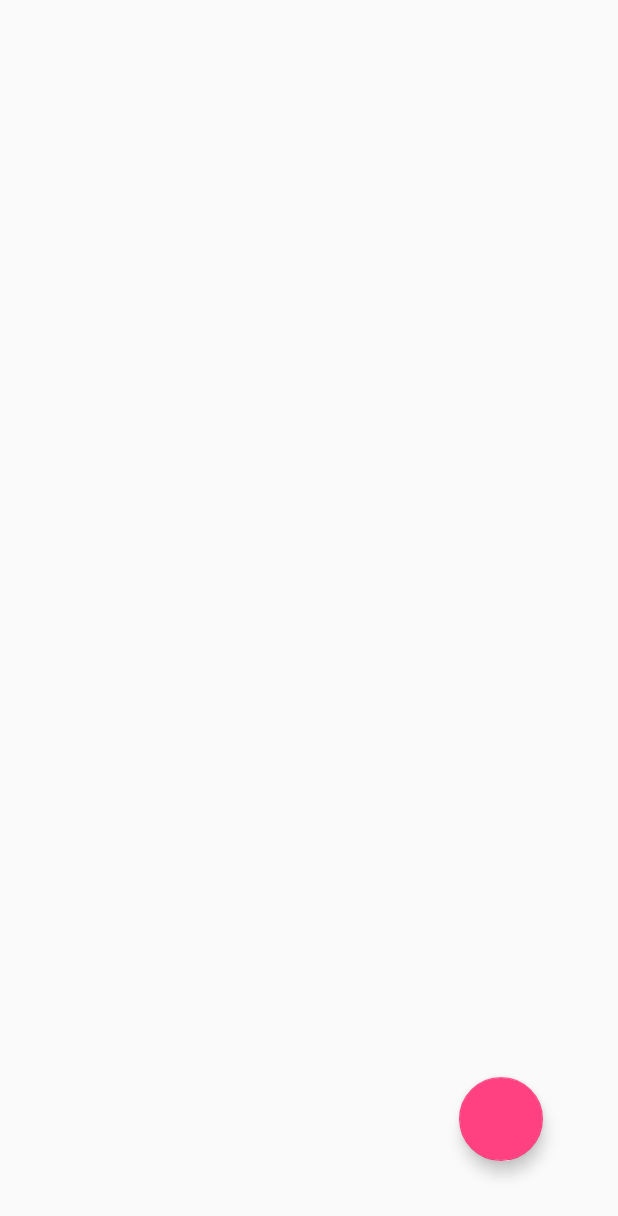
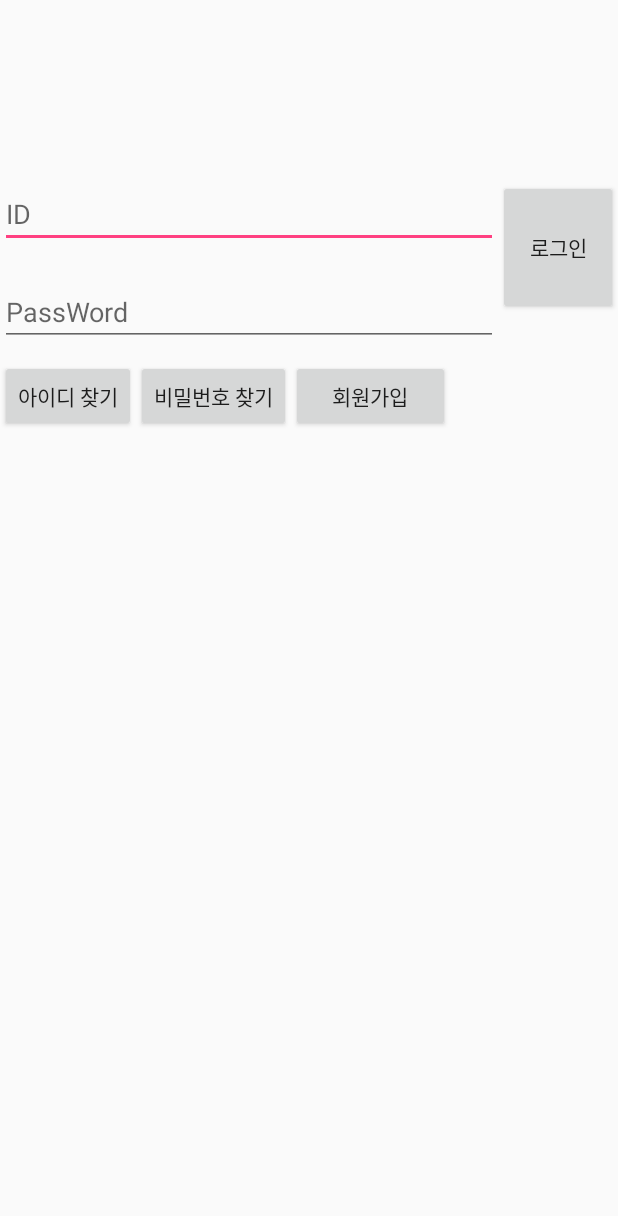
Before and after one commit to kmdiabolos/MiniChatAPP, an Android app: the screen it shows after launch (MainActivity before the commit, LoginPage after it), on a phone screen of 412 x 824 dp. Shown: the top 1216 px of the screen. Run offline under Robolectric (Android 15) with nearby library versions, the phone set to English and light mode, and no system bars.

Commit message:
Make a New Page(LogIn/->Server)

```diff
--- a/app/src/main/AndroidManifest.xml
+++ b/app/src/main/AndroidManifest.xml
@@ -10,8 +10,8 @@
         android:supportsRtl="true"
         android:theme="@style/AppTheme">
         <activity
-            android:name=".MainActivity"
-            android:label="@string/app_name"
+            android:name=".LoginPage"
+            android:label="UseGitHub"
             android:theme="@style/AppTheme.NoActionBar">
             <intent-filter>
                 <action android:name="android.intent.action.MAIN" />
@@ -21,8 +21,9 @@
         </activity>
         <activity
             android:name="SendMessage"
-            android:label="SendMessage"
+            android:label="CHAT"
             ></activity>
+        <activity android:name="MainActivity" android:label="MiniChatAPP"></activity>
     </application>
 
 </manifest>
--- a/app/src/main/java/com/example/test2/LoginPage.java
+++ b/app/src/main/java/com/example/test2/LoginPage.java
@@ -1,10 +1,19 @@
 package com.example.test2;
 
+import android.content.Intent;
 import android.os.Bundle;
 import android.support.v7.app.AppCompatActivity;
+import android.support.v7.widget.PopupMenu;
 import android.view.View;
 import android.widget.Button;
 import android.widget.EditText;
+import android.widget.LinearLayout;
+import android.widget.Toast;
+
+
+import java.io.ObjectOutputStream;
+import java.net.Socket;
+import java.util.Scanner;
 
 /**
  * Created by 이규민 on 2017-05-18.
@@ -12,42 +21,92 @@ import android.widget.EditText;
 
 public class LoginPage extends AppCompatActivity {
 
-    private Button sign_in,sign_up,idFind,pwFind;
-    private EditText idField,pwField;
+    private Button sign_in,sign_up,idFind,pwFind,connect;
+    private EditText idField,pwField,server,port;
+    private LinearLayout server_page,login_page;
     String idValue,pwValue;
+
+    //-----------------------------------------------
+    private static final boolean def = true;
+    private boolean isAlived;
+    private Socket socket;
+    private ObjectOutputStream objectStream = null;
+    private Scanner scanner;
+
+//----------------------------------------------------------
 
 
     protected void onCreate(Bundle savedInstanceState) {
         super.onCreate(savedInstanceState);
         setContentView(R.layout.login);
 
+
+        port = (EditText)findViewById(R.id.port);
+        server=(EditText)findViewById(R.id.server);
         idField = (EditText) findViewById(R.id.idField);
         pwField = (EditText) findViewById(R.id.pwField);
         sign_in = (Button) findViewById(R.id.sign_in);
         sign_up = (Button) findViewById(R.id.sign_up);
         idFind = (Button) findViewById(R.id.idFind);
         pwFind = (Button) findViewById(R.id.pwFind);
+        connect = (Button) findViewById(R.id.connect);
 
         idValue = idField.getText().toString();
         pwValue = pwField.getText().toString();
 
+        server_page = (LinearLayout) findViewById(R.id.server_page);
+        login_page = (LinearLayout) findViewById(R.id.login_page);
+
         sign_in.setOnClickListener(new View.OnClickListener() {
             @Override
             public void onClick(View v) {
+                login_page.setVisibility(View.GONE);
+                server_page.setVisibility(View.VISIBLE);
+
+
+
+
+
+
+
 
             }
         });
-
-        idFind.setOnClickListener(new View.OnClickListener() {
+        connect.setOnClickListener(new View.OnClickListener() {
             @Override
             public void onClick(View v) {
+                Intent intent = new Intent(LoginPage.this, MainActivity.class);
+                startActivity(intent);
+
+
+
+
+
+
 
 
             }
         });
 
-        pwFind.setOnClickListener();
 
 
+        idFind.setOnClickListener(new View.OnClickListener() {
+            @Override
+            public void onClick(View v) {
+                Toast.makeText(getBaseContext(), "아직 개발중입니다.", Toast.LENGTH_LONG).show();
+            }
+        });
+        pwFind.setOnClickListener(new View.OnClickListener(){
+            @Override
+            public void onClick(View v){
+                Toast.makeText(getBaseContext(), "아직 개발중입니다.", Toast.LENGTH_LONG).show();
+            }
+        });
+        sign_up.setOnClickListener(new View.OnClickListener(){
+            @Override
+            public void onClick(View v){
+                Toast.makeText(getBaseContext(), "아직 개발중입니다.", Toast.LENGTH_LONG).show();
+            }
+        });
     }
 }
--- a/app/src/main/res/layout/login.xml
+++ b/app/src/main/res/layout/login.xml
@@ -1,13 +1,77 @@
 <?xml version="1.0" encoding="utf-8"?>
-<LinearLayout xmlns:android="http://schemas.android.com/apk/res/android"
-    android:orientation="vertical" android:layout_width="match_parent"
+<FrameLayout xmlns:android="http://schemas.android.com/apk/res/android"
+    android:layout_width="match_parent"
     android:layout_height="match_parent">
+
+    <LinearLayout
+        android:id="@+id/server_page"
+        android:layout_width="match_parent"
+        android:layout_height="match_parent"
+        android:orientation="vertical"
+        android:visibility="invisible">
 
         <LinearLayout
             android:layout_width="match_parent"
             android:layout_height="150dp"
+            android:layout_gravity="center_vertical"
+            android:layout_marginTop="90dp"
             android:orientation="horizontal"
+            android:weightSum="1">
+
+            <LinearLayout
+                android:layout_width="wrap_content"
+                android:layout_height="match_parent"
+                android:layout_weight="1"
+                android:orientation="vertical">
+
+                <EditText
+                    android:id="@+id/server"
+                    android:layout_width="match_parent"
+                    android:layout_height="wrap_content"
+                    android:layout_marginTop="30dp"
+                    android:hint="서버주소"
+                    android:inputType="textPersonName"
+                    android:lines="1" />
+
+                <EditText
+                    android:id="@+id/port"
+                    android:layout_width="match_parent"
+                    android:layout_height="wrap_content"
+                    android:layout_marginTop="20dp"
+                    android:hint="포트번호"
+                    android:inputType="textPersonName"
+                    android:lines="1" />
+            </LinearLayout>
+
+            <LinearLayout
+                android:layout_width="80dp"
+                android:layout_height="match_parent"
+                android:orientation="horizontal">
+
+                <Button
+                    android:id="@+id/connect"
+                    android:layout_width="match_parent"
+                    android:layout_height="90dp"
+                    android:layout_gravity="center"
+                    android:layout_weight="1"
+                    android:onClick="onClicked"
+                    android:text="접속" />
+            </LinearLayout>
+        </LinearLayout>
+    </LinearLayout>
+
+    <LinearLayout
+        android:id="@+id/login_page"
+        android:layout_width="match_parent"
+        android:layout_height="match_parent"
+        android:orientation="vertical"
+        android:visibility="visible">
+
+        <LinearLayout
+            android:layout_width="match_parent"
+            android:layout_height="150dp"
             android:layout_marginTop="90dp"
+            android:orientation="horizontal"
             android:weightSum="1">
 
             <LinearLayout
@@ -21,17 +85,17 @@
                     android:layout_width="match_parent"
                     android:layout_height="wrap_content"
                     android:layout_marginTop="30dp"
+                    android:hint="ID"
                     android:inputType="textPersonName"
-                android:lines="1"
-                android:hint="ID" />
+                    android:lines="1" />
 
                 <EditText
                     android:id="@+id/pwField"
                     android:layout_width="match_parent"
                     android:layout_height="wrap_content"
                     android:layout_marginTop="20dp"
+                    android:hint="PassWord"
                     android:inputType="textPassword"
-                android:hint="PassWord"
                     android:lines="1" />
             </LinearLayout>
 
@@ -58,25 +122,25 @@
 
             <Button
                 android:id="@+id/idFind"
-            android:layout_width="match_parent"
+                android:layout_width="wrap_content"
                 android:layout_height="wrap_content"
-            android:layout_weight="1.3"
+
                 android:text="아이디 찾기" />
 
             <Button
                 android:id="@+id/pwFind"
-            android:layout_width="match_parent"
+                android:layout_width="wrap_content"
                 android:layout_height="wrap_content"
-            android:layout_weight="1.2"
+
                 android:text="비밀번호 찾기" />
 
             <Button
                 android:id="@+id/sign_up"
                 android:layout_width="match_parent"
                 android:layout_height="wrap_content"
-            android:layout_weight="1"
+
                 android:text="회원가입" />
 
         </LinearLayout>
-
     </LinearLayout>
+</FrameLayout>
```
Lines whose indentation alone changed are shown as unchanged.
